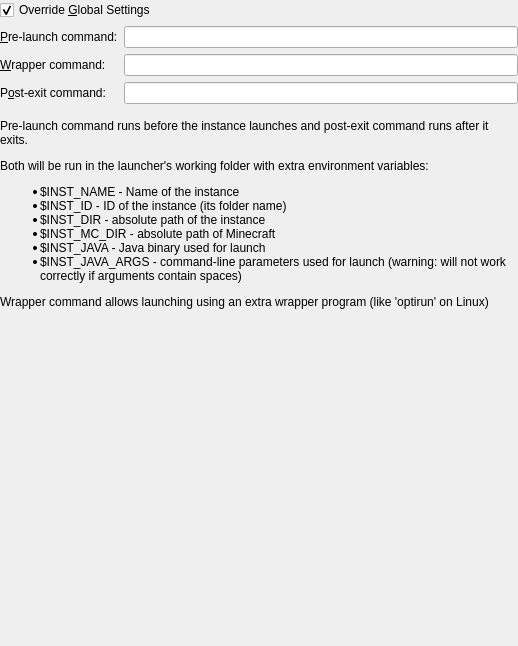
Old version of the form launcher/ui/widgets/CustomCommands.ui in the repository FreesmTeam/FreesmLauncher.
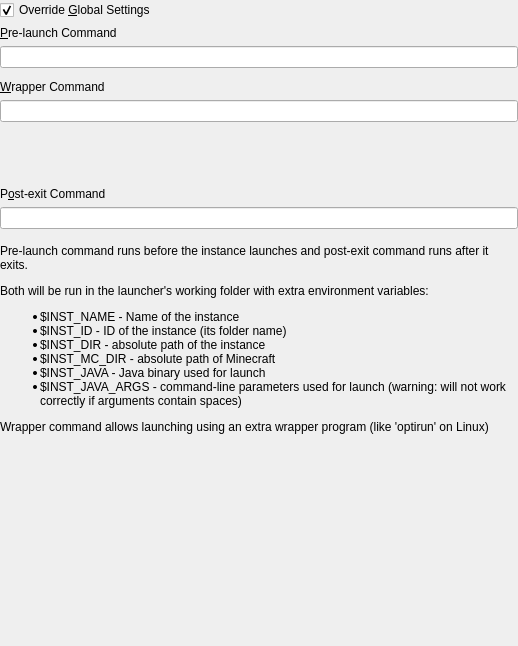
New version of the form.

The edit to the form file:
```diff
--- a/launcher/ui/widgets/CustomCommands.ui
+++ b/launcher/ui/widgets/CustomCommands.ui
@@ -51,42 +51,71 @@
       <item row="0" column="0">
        <widget class="QLabel" name="labelPreLaunchCmd">
         <property name="text">
-         <string>&amp;Pre-launch command:</string>
+         <string>&amp;Pre-launch Command</string>
         </property>
         <property name="buddy">
          <cstring>preLaunchCmdTextBox</cstring>
         </property>
        </widget>
       </item>
-      <item row="1" column="1">
-       <widget class="QLineEdit" name="wrapperCmdTextBox"/>
+      <item row="5" column="0">
+       <spacer name="verticalSpacer_2">
+        <property name="orientation">
+         <enum>Qt::Vertical</enum>
+        </property>
+        <property name="sizeHint" stdset="0">
+         <size>
+          <width>0</width>
+          <height>6</height>
+         </size>
+        </property>
+       </spacer>
       </item>
-      <item row="0" column="1">
+      <item row="1" column="0">
        <widget class="QLineEdit" name="preLaunchCmdTextBox"/>
       </item>
-      <item row="2" column="0">
+      <item row="4" column="0">
+       <widget class="QLineEdit" name="wrapperCmdTextBox"/>
+      </item>
+      <item row="6" column="0">
        <widget class="QLabel" name="labelPostExitCmd">
         <property name="text">
-         <string>P&amp;ost-exit command:</string>
+         <string>P&amp;ost-exit Command</string>
         </property>
         <property name="buddy">
          <cstring>labelPostExitCmd</cstring>
         </property>
        </widget>
       </item>
-      <item row="2" column="1">
+      <item row="7" column="0">
        <widget class="QLineEdit" name="postExitCmdTextBox"/>
       </item>
-      <item row="1" column="0">
+      <item row="3" column="0">
        <widget class="QLabel" name="labelWrapperCmd">
         <property name="text">
-         <string>&amp;Wrapper command:</string>
+         <string>&amp;Wrapper Command</string>
         </property>
         <property name="buddy">
          <cstring>wrapperCmdTextBox</cstring>
         </property>
        </widget>
       </item>
+      <item row="2" column="0">
+       <spacer name="verticalSpacer_3">
+        <property name="orientation">
+         <enum>Qt::Vertical</enum>
+        </property>
+        <property name="sizeType">
+         <enum>QSizePolicy::Fixed</enum>
+        </property>
+        <property name="sizeHint" stdset="0">
+         <size>
+          <width>0</width>
+          <height>6</height>
+         </size>
+        </property>
+       </spacer>
+      </item>
      </layout>
     </widget>
    </item>
```
